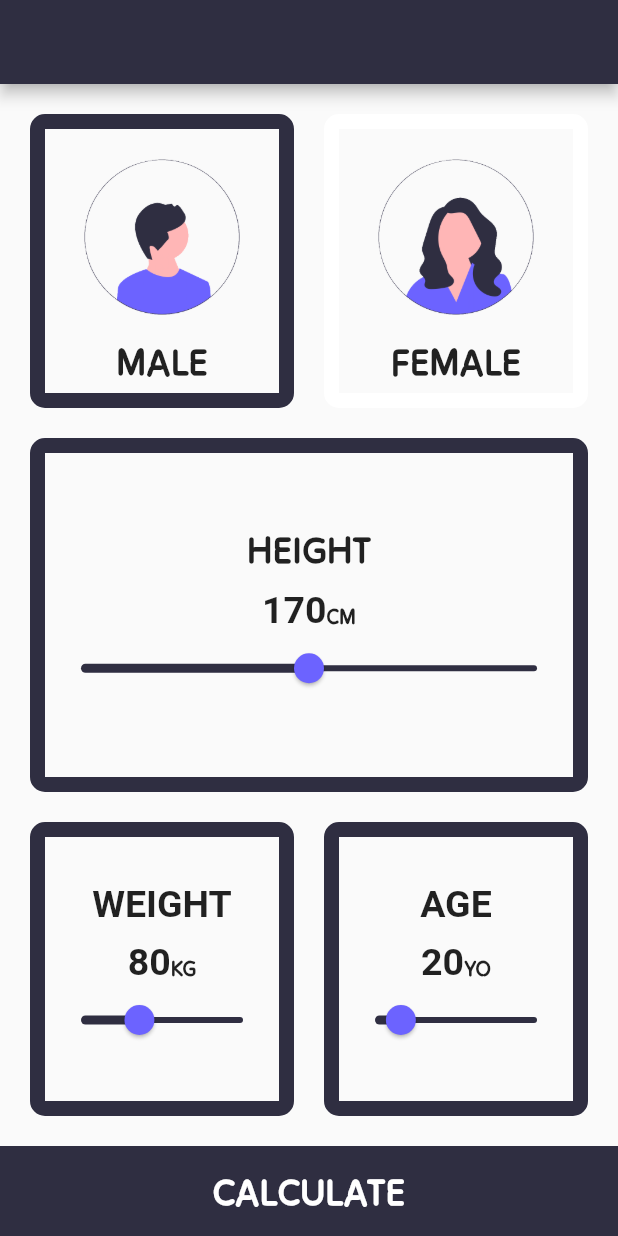
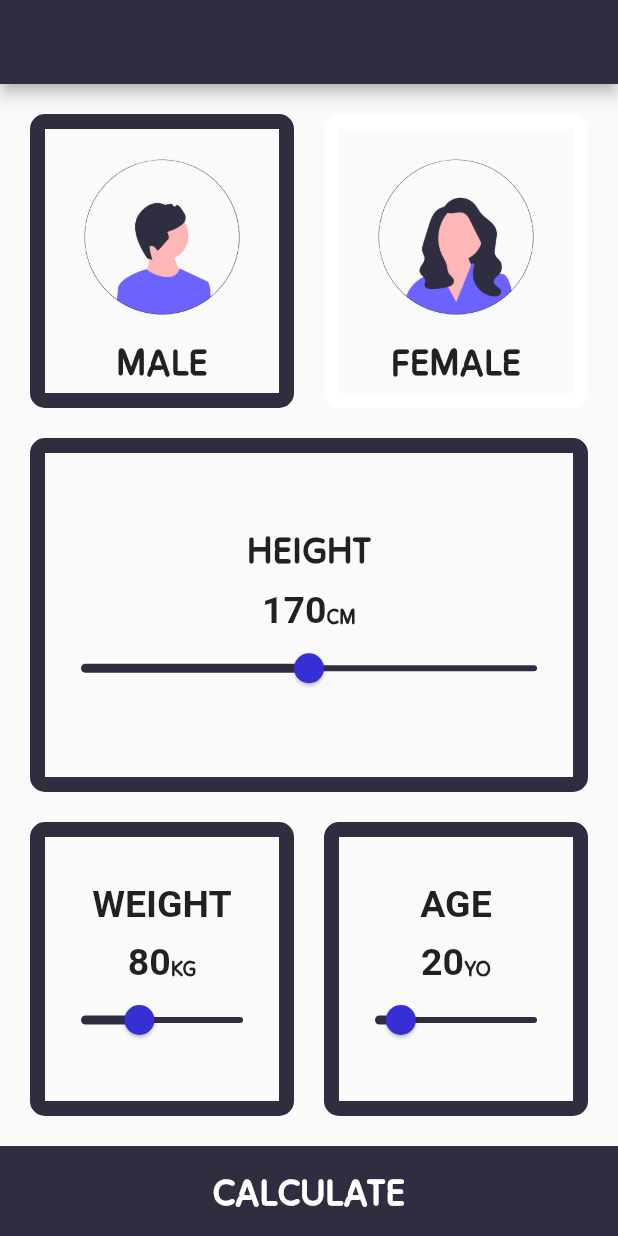
Before and after one commit to SteveGmr/BMIApp, a Flutter app: the screen it shows after launch, on a phone screen of 412 x 824 dp. Run offline on Flutter 3.47's test engine with Material 2 defaults, Android fonts, the phone set to English and light mode, and no system bars.

Commit message:
Color change

```diff
--- a/lib/colors.dart
+++ b/lib/colors.dart
@@ -2,5 +2,5 @@
 
 import 'package:flutter/animation.dart';
 
-Color firstcolor = Color(0xFF6C63FF);
+Color firstcolor = Color.fromARGB(255, 55, 47, 214);
 Color secondcolor = Color(0xFF2F2E41);
```
